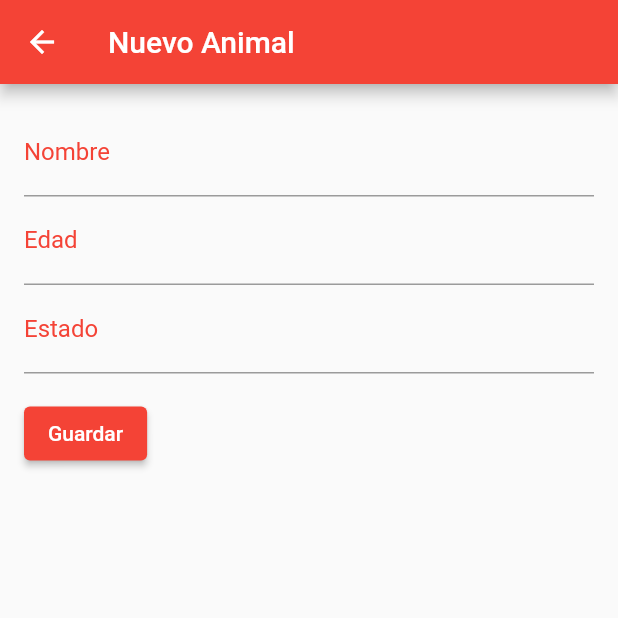
After one commit to sergioacevedo1/app_proyecto, a Flutter app: the AnimalFormScreen screen opened directly, after a tap on "Guardar", on a phone screen of 412 x 824 dp, the top half of it. The commit adds this screen. Run offline on Flutter 3.47's test engine with Material 2 defaults, Android fonts, the phone set to English and light mode, and no system bars; our stand-ins replace shared_preferences, sqflite; accounts and stored records are empty; network calls fail.

Commit message:
Mejoras y pantalla nueva

```diff
--- a/lib/models/AnimalModel.dart
+++ b/lib/models/AnimalModel.dart
@@ -6,13 +6,13 @@ AnimalModel animalModelFromJson(String str) =>
 String animalModelToJson(AnimalModel data) => json.encode(data.toJson());
 
 class AnimalModel {
-  int? id;
+  String? id;
   String nombre;
   int edad;
   String estado;
 
   AnimalModel({
-    required this.id,
+    this.id,
     required this.nombre,
     required this.edad,
     required this.estado,
--- /dev/null
+++ b/lib/screens/AnimalFormScreen.dart
@@ -0,0 +1,73 @@
+import 'package:app/models/models.dart';
+import 'package:app/services/animal_service.dart';
+import 'package:flutter/material.dart';
+import 'package:provider/provider.dart';
+
+class AnimalFormScreen extends StatefulWidget {
+  const AnimalFormScreen({Key? key}) : super(key: key);
+
+  @override
+  _AnimalFormScreenState createState() => _AnimalFormScreenState();
+}
+
+class _AnimalFormScreenState extends State<AnimalFormScreen> {
+  final TextEditingController _nombreController = TextEditingController();
+  final TextEditingController _edadController = TextEditingController();
+  final TextEditingController _estadoController = TextEditingController();
+
+  @override
+  Widget build(BuildContext context) {
+    return Scaffold(
+      appBar: AppBar(
+        title: const Text('Nuevo Animal'),
+      ),
+      body: Padding(
+        padding: const EdgeInsets.all(16.0),
+        child: Form(
+          child: Column(
+            crossAxisAlignment: CrossAxisAlignment.start,
+            children: [
+              TextFormField(
+                controller: _nombreController,
+                decoration: const InputDecoration(labelText: 'Nombre'),
+              ),
+              TextFormField(
+                controller: _edadController,
+                keyboardType: TextInputType.number,
+                decoration: const InputDecoration(labelText: 'Edad'),
+              ),
+              TextFormField(
+                controller: _estadoController,
+                decoration: const InputDecoration(labelText: 'Estado'),
+              ),
+              const SizedBox(height: 16),
+              ElevatedButton(
+                onPressed: () async {
+                  print('Boton presionado');
+
+                  AnimalModel newAnimal = AnimalModel(
+                    id: '',
+                    nombre: _nombreController.text,
+                    edad: int.parse(_edadController.text),
+                    estado: _estadoController.text,
+                  );
+                  print('Nuevo animal creado: $newAnimal');
+
+                  // Guardar localmente utilizando AnimalService
+                  final animalService =
+                      Provider.of<AnimalService>(context, listen: false);
+                  await animalService.create(newAnimal);
+                  print('Animal guardado localmente');
+
+                  // Volver a la pantalla anterior
+                  Navigator.pop(context);
+                },
+                child: const Text('Guardar'),
+              ),
+            ],
+          ),
+        ),
+      ),
+    );
+  }
+}
--- a/lib/screens/LocalScreen.dart
+++ b/lib/screens/LocalScreen.dart
@@ -11,7 +11,7 @@ class AnimalLocalScreen extends StatelessWidget {
   @override
   Widget build(BuildContext context) {
     final animalService = Provider.of<AnimalService>(context);
-    AnimalService.getAllAnimales();
+    //AnimalService.getAllAnimales();
     List<AnimalModel> animales = animalService.animales;
 
     return Scaffold(
@@ -41,7 +41,7 @@ class AnimalLocalScreen extends StatelessWidget {
                 IconButton(
                   icon: const Icon(Icons.delete),
                   onPressed: () {
-                    animalService.deleteAnimal(animales[index].id!);
+                    animalService.delete(animales[index]);
                   },
                 ),
               ],
--- a/lib/screens/api_screen.dart
+++ b/lib/screens/api_screen.dart
@@ -3,7 +3,7 @@ import 'package:app/screens/LoadScreen.dart';
 import 'package:app/services/animal_service.dart';
 import 'package:flutter/material.dart';
 import 'package:provider/provider.dart';
-import '../widgets/ListScreen.dart';
+import '../widgets/ListRefugio.dart';
 
 class ApiScreen extends StatelessWidget {
   const ApiScreen({Key? key});
@@ -38,7 +38,7 @@ class ApiScreen extends StatelessWidget {
         child: const Icon(
           Icons.add,
           size: 50,
-          color: Colors.blue,
+          color: Colors.red,
         ),
       ),
     );
--- a/lib/screens/screens.dart
+++ b/lib/screens/screens.dart
@@ -1,3 +1,2 @@
-export 'package:app/screens/DetallesAnimalScreen.dart';
 export 'package:app/screens/MenuScreen.dart';
 export 'package:app/screens/AnimalScreen.dart';
--- a/lib/services/AnimalService.dart
+++ b/lib/services/AnimalService.dart
@@ -2,7 +2,7 @@ import 'package:app/models/AnimalModel.dart';
 import 'package:flutter/material.dart';
 import 'package:app/services/sqlite_service.dart';
 
-class AnimalService extends ChangeNotifier {
+class AnimalServiceLocal extends ChangeNotifier {
   List<AnimalModel> animales = [];
 
   getAllAnimales() async {
@@ -19,7 +19,7 @@ class AnimalService extends ChangeNotifier {
   }
 
   create(AnimalModel animal) async {
-    final int res = await AnimalSQLiteService.db.insertAnimal(animal);
+    final String res = (await AnimalSQLiteService.db.insertAnimal(animal));
     animal.id = res;
     return animal;
   }
@@ -28,6 +28,4 @@ class AnimalService extends ChangeNotifier {
     await AnimalSQLiteService.db.updateAnimal(animal);
     return animal;
   }
-
-  void getAllPerros() {}
 }
--- a/lib/services/animal_service.dart
+++ b/lib/services/animal_service.dart
@@ -1,7 +1,9 @@
 import 'package:app/models/models.dart';
+import 'package:app/services/sqlite_service.dart';
 import 'package:flutter/material.dart';
 import 'dart:convert';
 import 'package:http/http.dart' as http;
+import 'package:shared_preferences/shared_preferences.dart';
 
 class AnimalService extends ChangeNotifier {
   List<AnimalModel> animales = [];
@@ -27,7 +29,7 @@ class AnimalService extends ChangeNotifier {
       final Map<String, dynamic> animalesMap = json.decode(response.body);
       animalesMap.forEach((key, value) {
         final animalTemp = AnimalModel.fromJson(value);
-        animalTemp.id = int.parse(key);
+        animalTemp.id = key;
         animales.add(animalTemp);
       });
     }
@@ -64,7 +66,23 @@ class AnimalService extends ChangeNotifier {
     load();
   }
 
-  static void getAllAnimales() {}
+  Future<void> saveLocally(List<AnimalModel> animales) async {
+    final prefs = await SharedPreferences.getInstance();
+    final animalesJson = animales.map((animal) => animal.toJson()).toList();
+    await prefs.setStringList(
+        'animales', animalesJson.map((e) => jsonEncode(e)).toList());
 
-  void deleteAnimal(int i) {}
+    print('Animales guardados localmente: $animalesJson');
+  }
+
+  Future<void> create(AnimalModel animal) async {
+    // Llamada al método de inserción en la base de datos SQLite
+    final String res = await AnimalSQLiteService.db.insertAnimal(animal);
+
+    // Asigna el ID devuelto por la base de datos al objeto AnimalModel
+    animal.id = res as String?;
+
+    // Actualiza la lista de animales desde Firebase
+    await load();
+  }
 }
--- a/lib/services/sqlite_service.dart
+++ b/lib/services/sqlite_service.dart
@@ -31,7 +31,7 @@ class AnimalSQLiteService {
       onCreate: (Database db, int version) async {
         await db.execute('''
           CREATE TABLE animales (
-            id INTEGER PRIMARY KEY AUTOINCREMENT,
+            id TEXT PRIMARY KEY
             nombre TEXT,
             edad INTEGER,
             estado TEXT
@@ -41,12 +41,10 @@ class AnimalSQLiteService {
     );
   }
 
-  Future<int> insertAnimal(AnimalModel animal) async {
+  Future<String> insertAnimal(AnimalModel animal) async {
     final db = await database;
-
-    final res = await db!.insert('animales', animal.toJson());
-
-    return res;
+    final String id = await db.insert('animales', animal.toJson());
+    return id;
   }
 
   Future<int> updateAnimal(AnimalModel animal) async {
--- a/lib/widgets/widgets.dart
+++ b/lib/widgets/widgets.dart
@@ -1 +1 @@
-export 'package:app/widgets/ListScreen.dart';
+export 'package:app/widgets/ListRefugio.dart';
--- a/pubspec.yaml
+++ b/pubspec.yaml
@@ -37,6 +37,7 @@ dependencies:
   path: ^1.8.3
   path_provider: ^2.1.1
   provider: ^6.1.0
+  shared_preferences: ^2.2.2
   sqflite: ^2.3.0
 
 dev_dependencies:
```
Also changed, not shown: lib/main.dart (+5 -9 lines), lib/screens/MenuScreen.dart (+24 -7 lines), lib/widgets/bottomNavigation.dart (+8 -2 lines), lib/widgets/ListAnimal.dart (added), lib/widgets/ListRefugio.dart (renamed from lib/widgets/ListScreen.dart), pubspec.lock, 1 other file.
